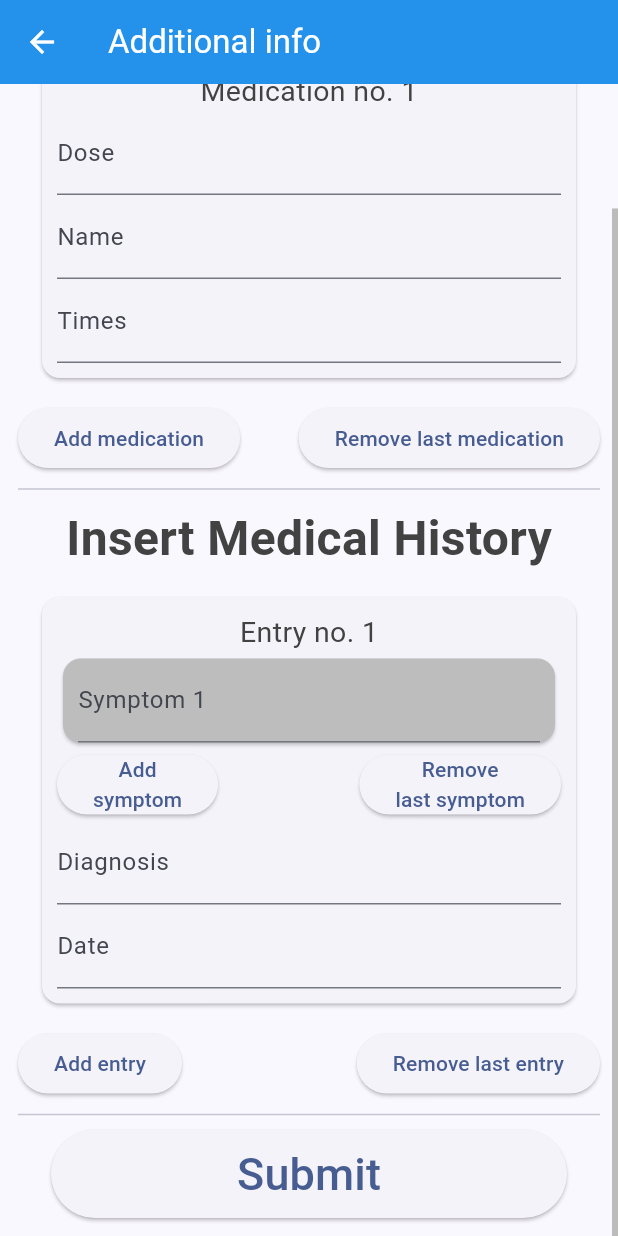
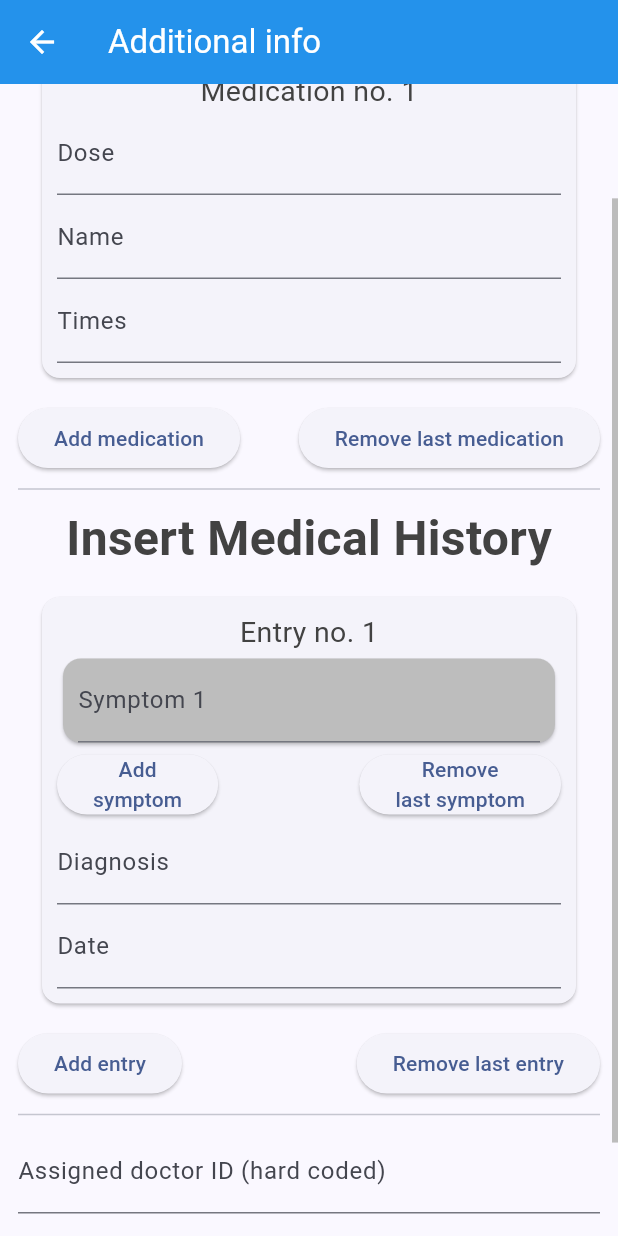
Before and after one commit to YehiaHany/wecare, a Flutter app: the PatientAdditionalInfo screen opened directly with empty values, scrolled down 93 dp, on a phone screen of 412 x 824 dp. Run offline on Flutter 3.47's test engine with Material 3 defaults, Android fonts, the light colour scheme and no system bars; our stand-ins replace awesome_dialog, cloud_firestore, curved_navigation_bar, file_picker, firebase_auth, firebase_core and 9 more; missing offline and left inert: sliding_switch; accounts and stored records are empty.

Commit message:
hardcoding dreid for patients sing up

```diff
--- a/lib/screens/patient/patient_additional_info.dart
+++ b/lib/screens/patient/patient_additional_info.dart
@@ -10,6 +10,8 @@ class PatientAdditionalInfo extends StatefulWidget {
 }
 
 class _PatientAdditionalInfoState extends State<PatientAdditionalInfo> {
+
+  TextEditingController dreidTextController = TextEditingController();
 
   List medsControllers = [];
   List medsFields = [];
@@ -343,6 +345,11 @@ class _PatientAdditionalInfoState extends State<PatientAdditionalInfo> {
                     ],
                   ),
                   Divider(height: 20),
+                  TextFormField(
+                    decoration: InputDecoration(labelText: 'Assigned doctor ID (hard coded)'),
+                    controller: dreidTextController,
+                  ),
+                  SizedBox(height: 20),
                   ElevatedButton(
                       onPressed: () {
                         for(int i=0; i<medsFields.length; i++){
@@ -372,6 +379,7 @@ class _PatientAdditionalInfoState extends State<PatientAdditionalInfo> {
 
                         patientInfo['medical_history'] = medicalHistory;
                         patientInfo['meds'] = meds;
+                        patientInfo['dreid'] = dreidTextController.text;
                         F.updatePatientInfo(patientInfo, patientID);
 
                         Navigator.pushReplacementNamed(context, '/patientHome');
```
